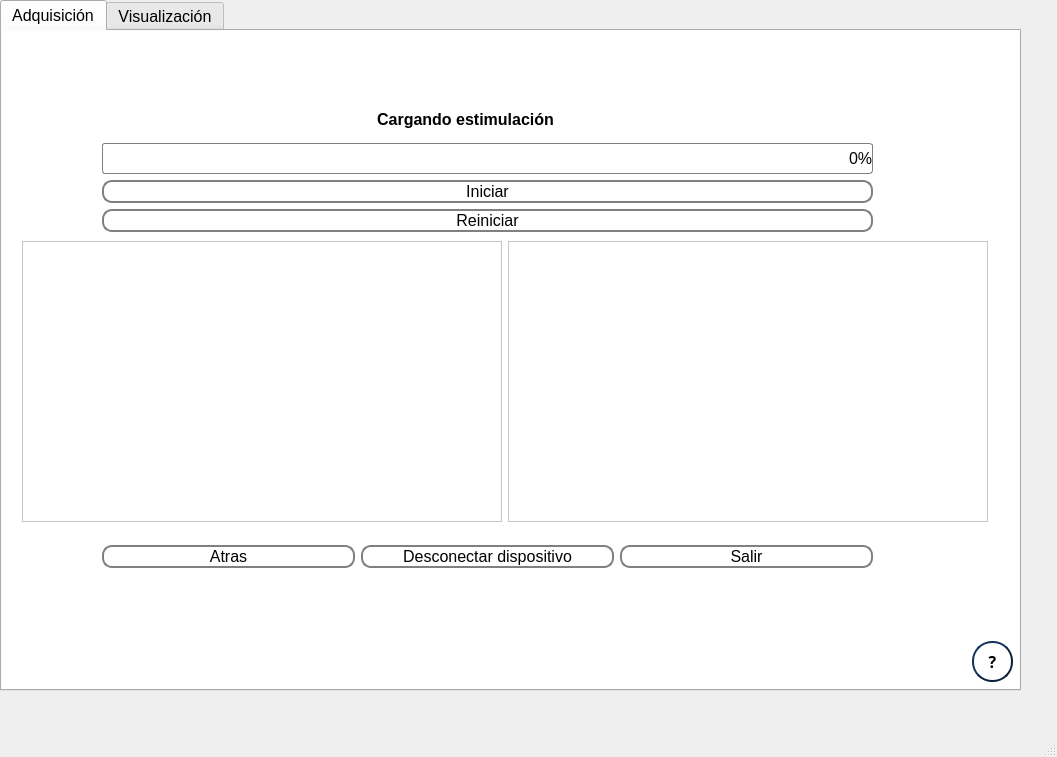
This is interface/ViAT/Adquisicion_accion.ui in vhenaoi/OpenBCI_acquisition_python_ViAT as Qt 5 draws it before an edit. The edited form follows.
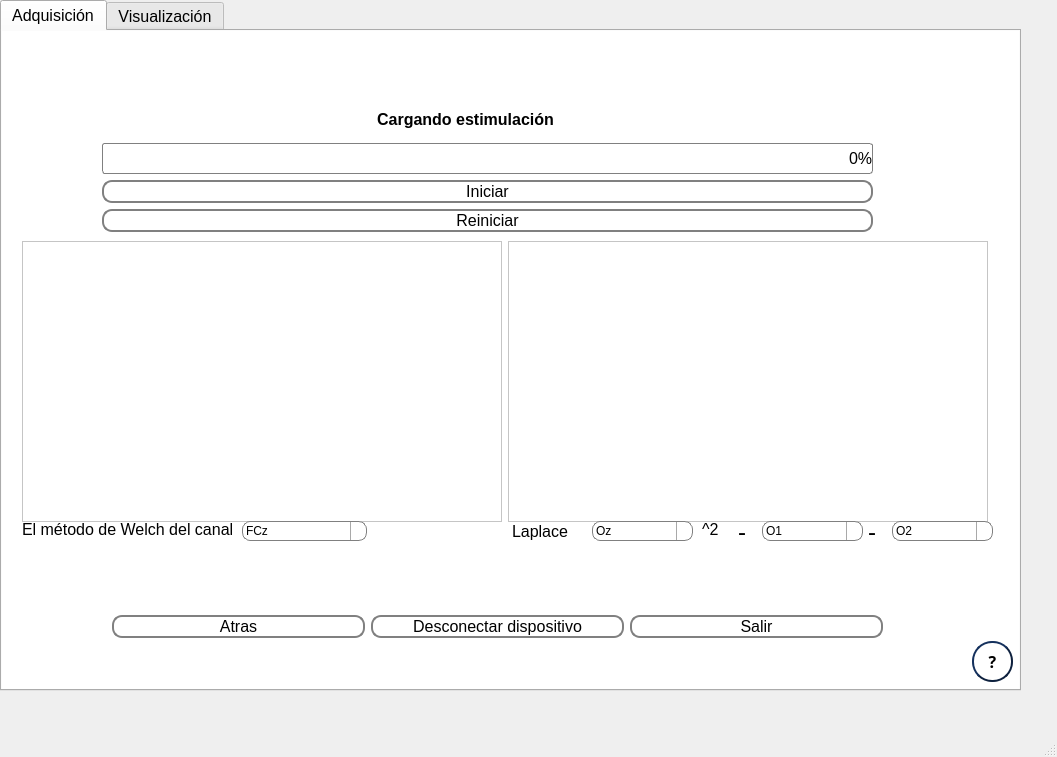
This is the edited form. Custom widgets are drawn as their Qt base class.

Commit message: welch todos

```diff
--- a/interface/ViAT/Adquisicion_accion.ui
+++ b/interface/ViAT/Adquisicion_accion.ui
@@ -169,8 +169,8 @@
        <widget class="QWidget" name="verticalLayoutWidget_2">
         <property name="geometry">
          <rect>
-          <x>100</x>
-          <y>510</y>
+          <x>110</x>
+          <y>580</y>
           <width>771</width>
           <height>71</height>
          </rect>
@@ -556,6 +556,505 @@
          </item>
         </layout>
        </widget>
+       <widget class="QComboBox" name="welch">
+        <property name="geometry">
+         <rect>
+          <x>240</x>
+          <y>510</y>
+          <width>125</width>
+          <height>20</height>
+         </rect>
+        </property>
+        <property name="styleSheet">
+         <string notr="true">QComboBox {
+    border: 1px solid gray;
+    border-radius: 8px;
+    padding: 1px 18px 1px 3px;
+    min-width: 6em;
+}
+
+QComboBox:editable {
+    background: white;
+}
+
+QComboBox:!editable, QComboBox::drop-down:editable {
+     background: qlineargradient(x1: 0, y1: 0, x2: 0, y2: 1,
+                                 stop: 0 #E1E1E1, stop: 0.4 #DDDDDD,
+                                 stop: 0.5 #D8D8D8, stop: 1.0 #D3D3D3);
+}
+
+/* QComboBox gets the &quot;on&quot; state when the popup is open */
+QComboBox:!editable:on, QComboBox::drop-down:editable:on {
+    background: qlineargradient(x1: 0, y1: 0, x2: 0, y2: 1,
+                                stop: 0 #D3D3D3, stop: 0.4 #D8D8D8,
+                                stop: 0.5 #DDDDDD, stop: 1.0 #E1E1E1);
+}
+
+QComboBox:on { /* shift the text when the popup opens */
+    padding-top: 3px;
+    padding-left: 4px;
+}
+
+QComboBox::drop-down {
+    subcontrol-origin: padding;
+    subcontrol-position: top right;
+    width: 15px;
+
+    border-left-width: 1px;
+    border-left-color: darkgray;
+    border-left-style: solid;
+    border-top-right-radius: 3px; 
+    border-bottom-right-radius: 3px;
+}
+
+
+QComboBox::down-arrow:on { /* shift the arrow when popup is open */
+    top: 1px;
+    left: 1px;
+}
+
+QComboBox QAbstractItemView {
+    border: 2px solid  darkgray;
+    selection-background-color: rgb(126, 126, 126);
+}
+
+
+</string>
+        </property>
+        <item>
+         <property name="text">
+          <string>FCz</string>
+         </property>
+        </item>
+        <item>
+         <property name="text">
+          <string>Oz</string>
+         </property>
+        </item>
+        <item>
+         <property name="text">
+          <string>O1</string>
+         </property>
+        </item>
+        <item>
+         <property name="text">
+          <string>PO7</string>
+         </property>
+        </item>
+        <item>
+         <property name="text">
+          <string>O2</string>
+         </property>
+        </item>
+        <item>
+         <property name="text">
+          <string>PO8</string>
+         </property>
+        </item>
+        <item>
+         <property name="text">
+          <string>PO3</string>
+         </property>
+        </item>
+        <item>
+         <property name="text">
+          <string>PO4</string>
+         </property>
+        </item>
+       </widget>
+       <widget class="QComboBox" name="laplace1">
+        <property name="geometry">
+         <rect>
+          <x>590</x>
+          <y>510</y>
+          <width>101</width>
+          <height>20</height>
+         </rect>
+        </property>
+        <property name="styleSheet">
+         <string notr="true">QComboBox {
+    border: 1px solid gray;
+    border-radius: 8px;
+    padding: 1px 18px 1px 3px;
+    min-width: 6em;
+}
+
+QComboBox:editable {
+    background: white;
+}
+
+QComboBox:!editable, QComboBox::drop-down:editable {
+     background: qlineargradient(x1: 0, y1: 0, x2: 0, y2: 1,
+                                 stop: 0 #E1E1E1, stop: 0.4 #DDDDDD,
+                                 stop: 0.5 #D8D8D8, stop: 1.0 #D3D3D3);
+}
+
+/* QComboBox gets the &quot;on&quot; state when the popup is open */
+QComboBox:!editable:on, QComboBox::drop-down:editable:on {
+    background: qlineargradient(x1: 0, y1: 0, x2: 0, y2: 1,
+                                stop: 0 #D3D3D3, stop: 0.4 #D8D8D8,
+                                stop: 0.5 #DDDDDD, stop: 1.0 #E1E1E1);
+}
+
+QComboBox:on { /* shift the text when the popup opens */
+    padding-top: 3px;
+    padding-left: 4px;
+}
+
+QComboBox::drop-down {
+    subcontrol-origin: padding;
+    subcontrol-position: top right;
+    width: 15px;
+
+    border-left-width: 1px;
+    border-left-color: darkgray;
+    border-left-style: solid;
+    border-top-right-radius: 3px; 
+    border-bottom-right-radius: 3px;
+}
+
+
+QComboBox::down-arrow:on { /* shift the arrow when popup is open */
+    top: 1px;
+    left: 1px;
+}
+
+QComboBox QAbstractItemView {
+    border: 2px solid  darkgray;
+    selection-background-color: rgb(126, 126, 126);
+}
+
+
+</string>
+        </property>
+        <item>
+         <property name="text">
+          <string>Oz</string>
+         </property>
+        </item>
+        <item>
+         <property name="text">
+          <string>FCz</string>
+         </property>
+        </item>
+        <item>
+         <property name="text">
+          <string>O1</string>
+         </property>
+        </item>
+        <item>
+         <property name="text">
+          <string>PO7</string>
+         </property>
+        </item>
+        <item>
+         <property name="text">
+          <string>O2</string>
+         </property>
+        </item>
+        <item>
+         <property name="text">
+          <string>PO8</string>
+         </property>
+        </item>
+        <item>
+         <property name="text">
+          <string>PO3</string>
+         </property>
+        </item>
+        <item>
+         <property name="text">
+          <string>PO4</string>
+         </property>
+        </item>
+       </widget>
+       <widget class="QComboBox" name="laplace2">
+        <property name="geometry">
+         <rect>
+          <x>760</x>
+          <y>510</y>
+          <width>101</width>
+          <height>20</height>
+         </rect>
+        </property>
+        <property name="styleSheet">
+         <string notr="true">QComboBox {
+    border: 1px solid gray;
+    border-radius: 8px;
+    padding: 1px 18px 1px 3px;
+    min-width: 6em;
+}
+
+QComboBox:editable {
+    background: white;
+}
+
+QComboBox:!editable, QComboBox::drop-down:editable {
+     background: qlineargradient(x1: 0, y1: 0, x2: 0, y2: 1,
+                                 stop: 0 #E1E1E1, stop: 0.4 #DDDDDD,
+                                 stop: 0.5 #D8D8D8, stop: 1.0 #D3D3D3);
+}
+
+/* QComboBox gets the &quot;on&quot; state when the popup is open */
+QComboBox:!editable:on, QComboBox::drop-down:editable:on {
+    background: qlineargradient(x1: 0, y1: 0, x2: 0, y2: 1,
+                                stop: 0 #D3D3D3, stop: 0.4 #D8D8D8,
+                                stop: 0.5 #DDDDDD, stop: 1.0 #E1E1E1);
+}
+
+QComboBox:on { /* shift the text when the popup opens */
+    padding-top: 3px;
+    padding-left: 4px;
+}
+
+QComboBox::drop-down {
+    subcontrol-origin: padding;
+    subcontrol-position: top right;
+    width: 15px;
+
+    border-left-width: 1px;
+    border-left-color: darkgray;
+    border-left-style: solid;
+    border-top-right-radius: 3px; 
+    border-bottom-right-radius: 3px;
+}
+
+
+QComboBox::down-arrow:on { /* shift the arrow when popup is open */
+    top: 1px;
+    left: 1px;
+}
+
+QComboBox QAbstractItemView {
+    border: 2px solid  darkgray;
+    selection-background-color: rgb(126, 126, 126);
+}
+
+
+</string>
+        </property>
+        <item>
+         <property name="text">
+          <string>O1</string>
+         </property>
+        </item>
+        <item>
+         <property name="text">
+          <string>FCz</string>
+         </property>
+        </item>
+        <item>
+         <property name="text">
+          <string>Oz</string>
+         </property>
+        </item>
+        <item>
+         <property name="text">
+          <string>PO7</string>
+         </property>
+        </item>
+        <item>
+         <property name="text">
+          <string>O2</string>
+         </property>
+        </item>
+        <item>
+         <property name="text">
+          <string>PO8</string>
+         </property>
+        </item>
+        <item>
+         <property name="text">
+          <string>PO3</string>
+         </property>
+        </item>
+        <item>
+         <property name="text">
+          <string>PO4</string>
+         </property>
+        </item>
+       </widget>
+       <widget class="QComboBox" name="laplace3">
+        <property name="geometry">
+         <rect>
+          <x>890</x>
+          <y>510</y>
+          <width>101</width>
+          <height>20</height>
+         </rect>
+        </property>
+        <property name="styleSheet">
+         <string notr="true">QComboBox {
+    border: 1px solid gray;
+    border-radius: 8px;
+    padding: 1px 18px 1px 3px;
+    min-width: 6em;
+}
+
+QComboBox:editable {
+    background: white;
+}
+
+QComboBox:!editable, QComboBox::drop-down:editable {
+     background: qlineargradient(x1: 0, y1: 0, x2: 0, y2: 1,
+                                 stop: 0 #E1E1E1, stop: 0.4 #DDDDDD,
+                                 stop: 0.5 #D8D8D8, stop: 1.0 #D3D3D3);
+}
+
+/* QComboBox gets the &quot;on&quot; state when the popup is open */
+QComboBox:!editable:on, QComboBox::drop-down:editable:on {
+    background: qlineargradient(x1: 0, y1: 0, x2: 0, y2: 1,
+                                stop: 0 #D3D3D3, stop: 0.4 #D8D8D8,
+                                stop: 0.5 #DDDDDD, stop: 1.0 #E1E1E1);
+}
+
+QComboBox:on { /* shift the text when the popup opens */
+    padding-top: 3px;
+    padding-left: 4px;
+}
+
+QComboBox::drop-down {
+    subcontrol-origin: padding;
+    subcontrol-position: top right;
+    width: 15px;
+
+    border-left-width: 1px;
+    border-left-color: darkgray;
+    border-left-style: solid;
+    border-top-right-radius: 3px; 
+    border-bottom-right-radius: 3px;
+}
+
+
+QComboBox::down-arrow:on { /* shift the arrow when popup is open */
+    top: 1px;
+    left: 1px;
+}
+
+QComboBox QAbstractItemView {
+    border: 2px solid  darkgray;
+    selection-background-color: rgb(126, 126, 126);
+}
+
+
+</string>
+        </property>
+        <item>
+         <property name="text">
+          <string>O2</string>
+         </property>
+        </item>
+        <item>
+         <property name="text">
+          <string>FCz</string>
+         </property>
+        </item>
+        <item>
+         <property name="text">
+          <string>Oz</string>
+         </property>
+        </item>
+        <item>
+         <property name="text">
+          <string>O1</string>
+         </property>
+        </item>
+        <item>
+         <property name="text">
+          <string>PO7</string>
+         </property>
+        </item>
+        <item>
+         <property name="text">
+          <string>PO8</string>
+         </property>
+        </item>
+        <item>
+         <property name="text">
+          <string>PO3</string>
+         </property>
+        </item>
+        <item>
+         <property name="text">
+          <string>PO4</string>
+         </property>
+        </item>
+       </widget>
+       <widget class="QLabel" name="label_2">
+        <property name="geometry">
+         <rect>
+          <x>20</x>
+          <y>510</y>
+          <width>211</width>
+          <height>16</height>
+         </rect>
+        </property>
+        <property name="text">
+         <string>El método de Welch del canal</string>
+        </property>
+       </widget>
+       <widget class="QLabel" name="label_3">
+        <property name="geometry">
+         <rect>
+          <x>510</x>
+          <y>510</y>
+          <width>61</width>
+          <height>21</height>
+         </rect>
+        </property>
+        <property name="text">
+         <string>Laplace</string>
+        </property>
+       </widget>
+       <widget class="QLabel" name="label_4">
+        <property name="geometry">
+         <rect>
+          <x>736</x>
+          <y>510</y>
+          <width>21</width>
+          <height>21</height>
+         </rect>
+        </property>
+        <property name="font">
+         <font>
+          <pointsize>18</pointsize>
+         </font>
+        </property>
+        <property name="text">
+         <string>-</string>
+        </property>
+       </widget>
+       <widget class="QLabel" name="label_5">
+        <property name="geometry">
+         <rect>
+          <x>866</x>
+          <y>510</y>
+          <width>31</width>
+          <height>21</height>
+         </rect>
+        </property>
+        <property name="font">
+         <font>
+          <pointsize>18</pointsize>
+         </font>
+        </property>
+        <property name="text">
+         <string>-</string>
+        </property>
+       </widget>
+       <widget class="QLabel" name="label_6">
+        <property name="geometry">
+         <rect>
+          <x>700</x>
+          <y>510</y>
+          <width>21</width>
+          <height>16</height>
+         </rect>
+        </property>
+        <property name="text">
+         <string>^2</string>
+        </property>
+       </widget>
       </widget>
      </widget>
     </widget>
```
The commit also changes 11 other files.
